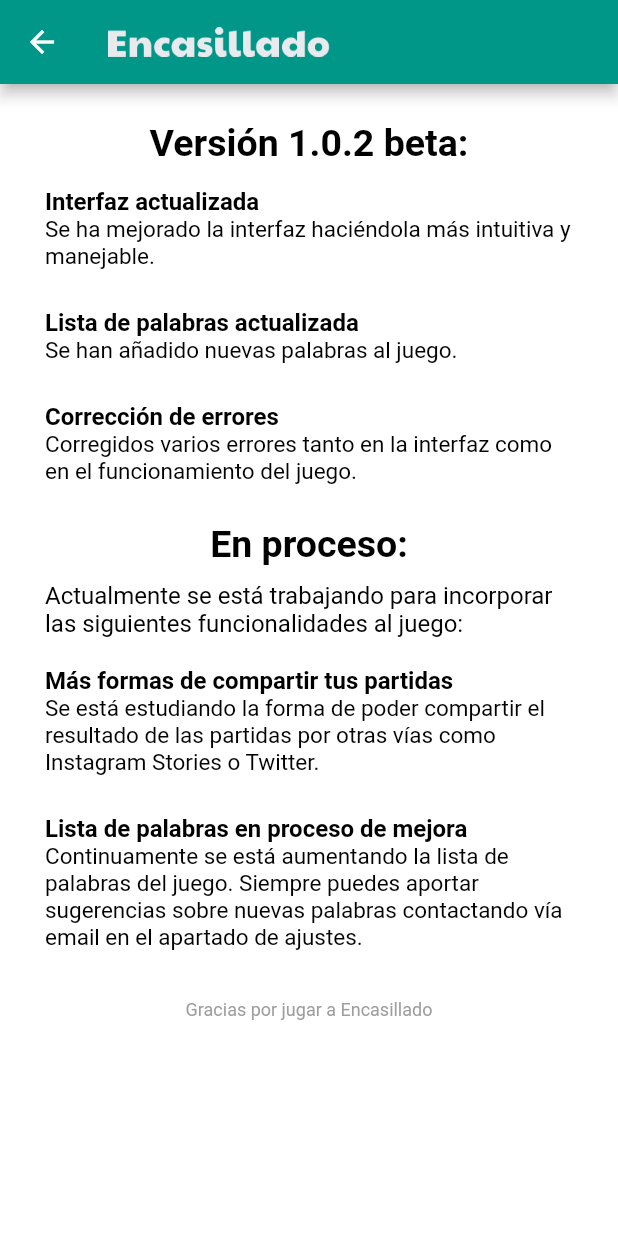
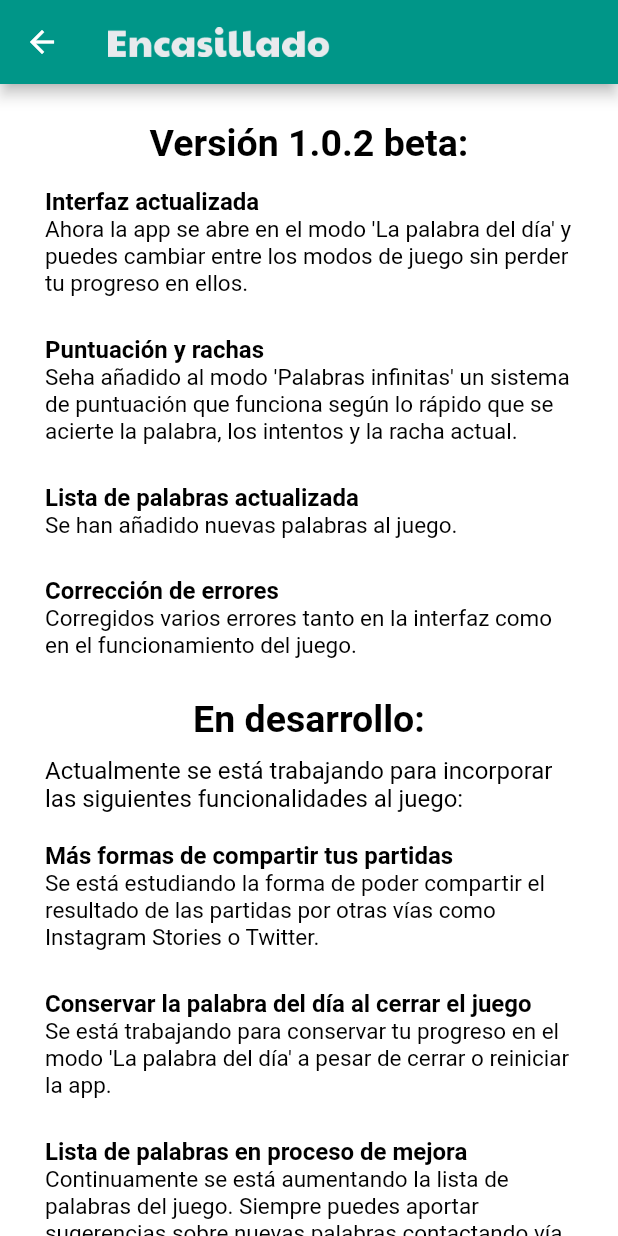
Before and after one commit to joaquinsolla/Encasillado, a Flutter app: the update_version_page screen opened directly, on a phone screen of 412 x 824 dp. Run offline on Flutter 3.47's test engine with Material 2 defaults, Android fonts, the phone set to English and light mode, and no system bars; our stand-ins replace flushbar; missing offline and left inert: mailto, whatsapp_share; Roboto replaces fonts that are missing (RaleWay).

Commit message:
Working on 1.0.2 Beta

```diff
--- a/lib/common_pages.dart
+++ b/lib/common_pages.dart
@@ -1007,7 +1007,34 @@ class update_version_page extends StatelessWidget {
                 textAlign: TextAlign.left,
               ),
               Text(
-                "Se ha mejorado la interfaz haciéndola más intuitiva y manejable.\n",
+                "Ahora la app se abre en el modo 'La palabra del día' y puedes cambiar entre los modos de juego "
+                    "sin perder tu progreso en ellos.\n",
+                style: TextStyle(
+                  fontSize: 15,
+                  color: myBlack,
+                  fontWeight: FontWeight.normal,
+                  decoration: TextDecoration.none,
+                  fontFamily: 'RaleWay',
+                ),
+                textAlign: TextAlign.left,
+              ),
+              SizedBox(
+                height: 7.5,
+              ),
+              Text(
+                "Puntuación y rachas",
+                style: TextStyle(
+                  fontSize: 16,
+                  color: myBlack,
+                  fontWeight: FontWeight.bold,
+                  decoration: TextDecoration.none,
+                  fontFamily: 'RaleWay',
+                ),
+                textAlign: TextAlign.left,
+              ),
+              Text(
+                "Seha añadido al modo 'Palabras infinitas' un sistema de puntuación que funciona "
+                    "según lo rápido que se acierte la palabra, los intentos y la racha actual.\n",
                 style: TextStyle(
                   fontSize: 15,
                   color: myBlack,
@@ -1072,7 +1099,7 @@ class update_version_page extends StatelessWidget {
                 height: 7.5,
               ),
               Text(
-                "En proceso:",
+                "En desarrollo:",
                 style: TextStyle(
                   fontSize: 25,
                   color: myBlack,
@@ -1110,6 +1137,32 @@ class update_version_page extends StatelessWidget {
               Text(
                 "Se está estudiando la forma de poder compartir el resultado de las"
                     " partidas por otras vías como Instagram Stories o Twitter.\n",
+                style: TextStyle(
+                  fontSize: 15,
+                  color: myBlack,
+                  fontWeight: FontWeight.normal,
+                  decoration: TextDecoration.none,
+                  fontFamily: 'RaleWay',
+                ),
+                textAlign: TextAlign.left,
+              ),
+              SizedBox(
+                height: 7.5,
+              ),
+              Text(
+                "Conservar la palabra del día al cerrar el juego",
+                style: TextStyle(
+                  fontSize: 16,
+                  color: myBlack,
+                  fontWeight: FontWeight.bold,
+                  decoration: TextDecoration.none,
+                  fontFamily: 'RaleWay',
+                ),
+                textAlign: TextAlign.left,
+              ),
+              Text(
+                "Se está trabajando para conservar tu progreso en el modo 'La palabra del día' "
+                    "a pesar de cerrar o reiniciar la app.\n",
                 style: TextStyle(
                   fontSize: 15,
                   color: myBlack,
```
